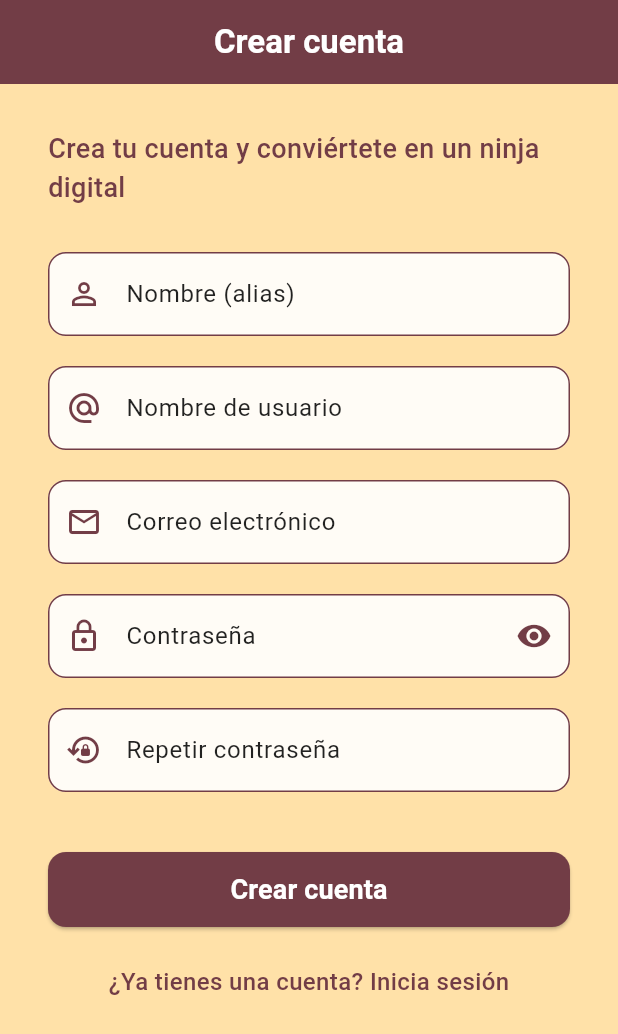
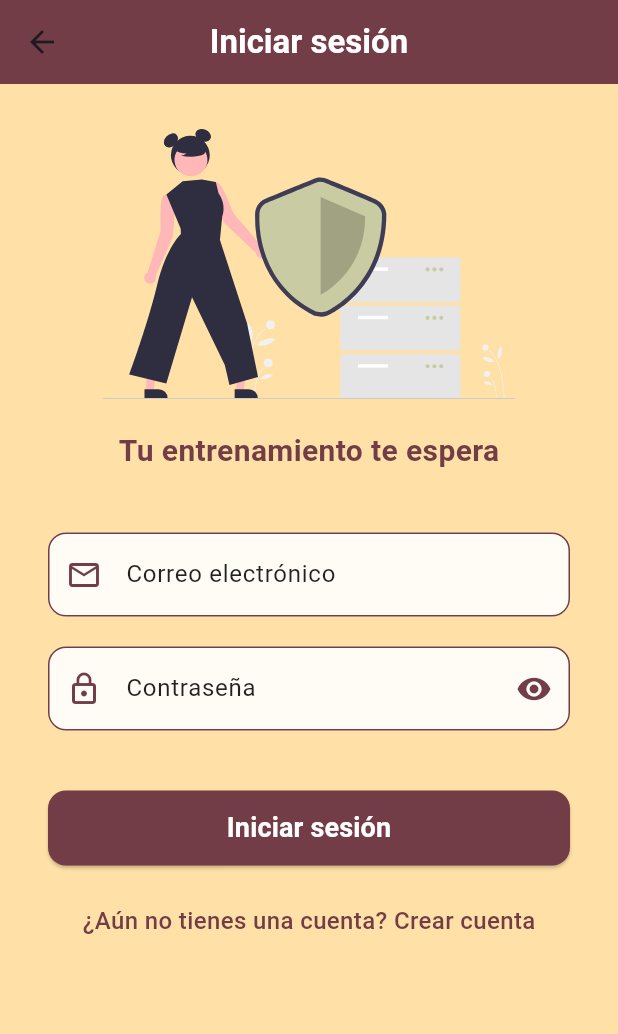
Before and after one commit to aresmargal/cyber_dojo, a Flutter app: the screen it shows after launch, after a tap on "¿Ya tienes una cuenta? Inicia sesión", on a phone screen of 412 x 824 dp. Shown: the top 1034 px of the screen. Run offline on Flutter 3.47's test engine with Material 3 defaults, Android fonts, the phone set to English and light mode, and no system bars; our stand-ins replace flutter_svg.

Commit message:
Login Screen sin funcionalidad

```diff
--- a/lib/screens/auth/login_screen.dart
+++ b/lib/screens/auth/login_screen.dart
@@ -0,0 +1,191 @@
+import 'package:flutter/material.dart';
+import 'package:flutter_svg/flutter_svg.dart';
+import 'package:cyber_dojo/screens/auth/register_screen.dart';
+
+class LoginScreen extends StatefulWidget {
+  const LoginScreen({super.key});
+
+  @override
+  State<LoginScreen> createState() => _LoginScreenState();
+}
+
+class _LoginScreenState extends State<LoginScreen> {
+  final _formKey = GlobalKey<FormState>();
+
+  final TextEditingController _emailController = TextEditingController();
+  final TextEditingController _passwordController = TextEditingController();
+
+  bool _isPasswordVisible = false;
+
+  @override
+  Widget build(BuildContext context) {
+    return Scaffold(
+      backgroundColor: const Color(0xFFFFE1A8),
+      appBar: AppBar(
+        title: const Text(
+          "Iniciar sesión",
+          style: TextStyle(
+            color: Colors.white,
+            fontWeight: FontWeight.bold,
+          ),
+        ),
+        centerTitle: true,
+        backgroundColor: const Color(0xFF723D46),
+        elevation: 0,
+      ),
+      body: SafeArea(
+        child: SingleChildScrollView(
+          padding: const EdgeInsets.symmetric(horizontal: 32, vertical: 30),
+          child: Form(
+            key: _formKey,
+            child: Column(
+              children: [
+                // Imagen superior
+                SvgPicture.asset(
+                  'assets/images/loginScreen.svg',
+                  height: 180,
+                ),
+                const SizedBox(height: 20),
+
+                // Texto motivador
+                const Text(
+                  "Tu entrenamiento te espera",
+                  style: TextStyle(
+                    color: Color(0xFF723D46),
+                    fontSize: 20,
+                    fontWeight: FontWeight.w600,
+                  ),
+                ),
+
+                const SizedBox(height: 40),
+
+                // Correo electrónico
+                _buildTextField(
+                  controller: _emailController,
+                  label: "Correo electrónico",
+                  icon: Icons.email_outlined,
+                  keyboardType: TextInputType.emailAddress,
+                  validator: (v) {
+                    if (v!.isEmpty) return "Introduce tu correo";
+                    if (!v.contains("@")) return "Correo no válido";
+                    return null;
+                  },
+                ),
+                const SizedBox(height: 20),
+
+                // Contraseña
+                _buildTextField(
+                  controller: _passwordController,
+                  label: "Contraseña",
+                  icon: Icons.lock_outline,
+                  obscureText: !_isPasswordVisible,
+                  suffixIcon: IconButton(
+                    icon: Icon(
+                      _isPasswordVisible
+                          ? Icons.visibility_off
+                          : Icons.visibility,
+                      color: const Color(0xFF723D46),
+                    ),
+                    onPressed: () {
+                      setState(() {
+                        _isPasswordVisible = !_isPasswordVisible;
+                      });
+                    },
+                  ),
+                  validator: (v) =>
+                      v!.isEmpty ? "Introduce tu contraseña" : null,
+                ),
+
+                const SizedBox(height: 40),
+
+                // Botón de iniciar sesión
+                SizedBox(
+                  width: double.infinity,
+                  height: 50,
+                  child: ElevatedButton(
+                    style: ElevatedButton.styleFrom(
+                      backgroundColor: const Color(0xFF723D46),
+                      shape: RoundedRectangleBorder(
+                        borderRadius: BorderRadius.circular(12),
+                      ),
+                    ),
+                    onPressed: () {
+                      if (_formKey.currentState!.validate()) {
+                        ScaffoldMessenger.of(context).showSnackBar(
+                          const SnackBar(
+                            content: Text("Inicio de sesión exitoso 🎉"),
+                          ),
+                        );
+                      }
+                    },
+                    child: const Text(
+                      "Iniciar sesión",
+                      style: TextStyle(
+                        color: Colors.white,
+                        fontSize: 18,
+                        fontWeight: FontWeight.bold,
+                      ),
+                    ),
+                  ),
+                ),
+
+                const SizedBox(height: 25),
+
+                // Texto inferior
+                GestureDetector(
+                  onTap: () {
+                    Navigator.push(context, MaterialPageRoute(builder: (context) => const RegisterScreen()),
+                    );
+                  },
+                  child: const Text(
+                    "¿Aún no tienes una cuenta? Crear cuenta",
+                    style: TextStyle(
+                      color: Color(0xFF723D46),
+                      fontSize: 16,
+                      fontWeight: FontWeight.w500,
+                    ),
+                  ),
+                ),
+              ],
+            ),
+          ),
+        ),
+      ),
+    );
+  }
+
+  // Widget reutilizable
+  Widget _buildTextField({
+    required TextEditingController controller,
+    required String label,
+    required IconData icon,
+    String? Function(String?)? validator,
+    TextInputType keyboardType = TextInputType.text,
+    bool obscureText = false,
+    Widget? suffixIcon,
+  }) {
+    return TextFormField(
+      controller: controller,
+      keyboardType: keyboardType,
+      obscureText: obscureText,
+      style: const TextStyle(color: Colors.black87),
+      validator: validator,
+      decoration: InputDecoration(
+        labelText: label,
+        labelStyle: const TextStyle(color: Colors.black87),
+        prefixIcon: Icon(icon, color: const Color(0xFF723D46)),
+        suffixIcon: suffixIcon,
+        filled: true,
+        fillColor: Colors.white.withOpacity(0.9),
+        enabledBorder: OutlineInputBorder(
+          borderSide: const BorderSide(color: Color(0xFF723D46), width: 1),
+          borderRadius: BorderRadius.circular(12),
+        ),
+        focusedBorder: OutlineInputBorder(
+          borderSide: const BorderSide(color: Color(0xFF723D46), width: 2),
+          borderRadius: BorderRadius.circular(12),
+        ),
+      ),
+    );
+  }
+}
--- a/lib/screens/auth/register_screen.dart
+++ b/lib/screens/auth/register_screen.dart
@@ -1,4 +1,5 @@
 import 'package:flutter/material.dart';
+import 'package:cyber_dojo/screens/auth/login_screen.dart';
 
 class RegisterScreen extends StatefulWidget {
   const RegisterScreen({super.key});
@@ -166,7 +167,8 @@ class _RegisterScreenState extends State<RegisterScreen> {
                 Center(
                   child: GestureDetector(
                     onTap: () {
-                      // TODO: Navegar a iniciar sesión
+                      Navigator.push(context, MaterialPageRoute(builder: (context) => const LoginScreen()),
+                      );
                     },
                     child: const Text(
                       "¿Ya tienes una cuenta? Inicia sesión",
```
Also changed, not shown: pubspec.yaml (+5 -6 lines), assets/images/loginScreen.svg (added).
